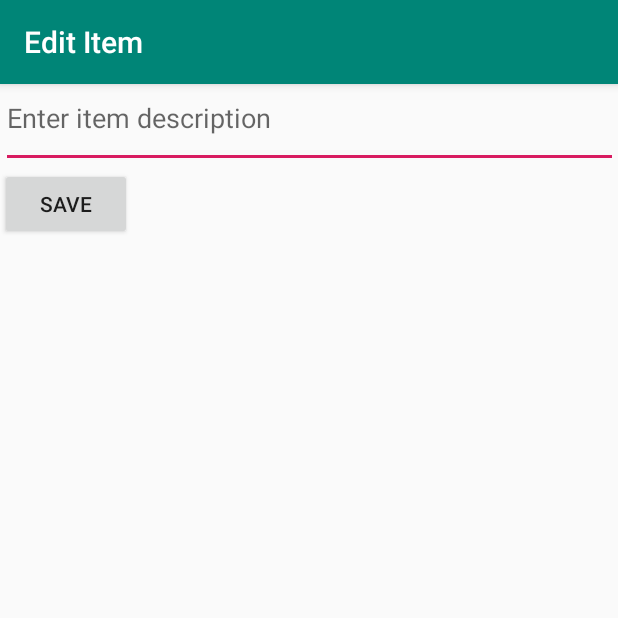
After one commit to molinarodri/SimpleToDo, an Android app: the EditItemActivity screen opened directly, with no data from a screen before it, on a phone screen of 412 x 824 dp, the top half of it. The commit adds this screen. Run offline under Robolectric (Android 15) with nearby library versions, the phone set to English and light mode, and no system bars.

Commit message:
Implement edit item feature.

```diff
--- a/app/src/main/AndroidManifest.xml
+++ b/app/src/main/AndroidManifest.xml
@@ -9,6 +9,7 @@
         android:roundIcon="@mipmap/ic_launcher_round"
         android:supportsRtl="true"
         android:theme="@style/AppTheme">
+        <activity android:name=".EditItemActivity"></activity>
         <activity android:name=".MainActivity">
             <intent-filter>
                 <action android:name="android.intent.action.MAIN" />
--- /dev/null
+++ b/app/src/main/java/com/example/simpletodo/EditItemActivity.java
@@ -0,0 +1,45 @@
+package com.example.simpletodo;
+
+import android.content.Intent;
+import android.os.Bundle;
+import android.view.View;
+import android.widget.EditText;
+
+import androidx.appcompat.app.AppCompatActivity;
+
+public class EditItemActivity extends AppCompatActivity {
+    // track edit text
+    EditText etItemText;
+    // position of edited item in list
+    int position;
+
+    @Override
+    protected void onCreate(Bundle savedInstanceState) {
+        super.onCreate(savedInstanceState);
+        setContentView(R.layout.activity_edit_item);
+        // resolve edit text from layout
+        etItemText = findViewById(R.id.etItemText);
+        // set edit text value from intent extra
+        etItemText.setText(getIntent().getStringExtra(MainActivity.ITEM_TEXT));
+        // update position from intent extra
+        position = getIntent().getIntExtra(MainActivity.ITEM_POSITION, 0);
+        // update title bar of the activity
+        getSupportActionBar().setTitle("Edit Item");
+
+    }
+
+    // handler for save button
+    public void  onSaveItem(View v) {
+        // create a new intent for result
+        Intent i = new Intent();
+        // pass updated item text as extra
+        i.putExtra(MainActivity.ITEM_TEXT, etItemText.getText().toString());
+        // pass original position as extra
+        i.putExtra(MainActivity.ITEM_POSITION, position);
+        // set the intent as the result of the activity
+        setResult(RESULT_OK, i);
+        // close the activity and return to main
+        finish();
+
+    }
+}
--- /dev/null
+++ b/app/src/main/res/layout/activity_edit_item.xml
@@ -0,0 +1,35 @@
+<?xml version="1.0" encoding="utf-8"?>
+<androidx.constraintlayout.widget.ConstraintLayout xmlns:android="http://schemas.android.com/apk/res/android"
+    xmlns:app="http://schemas.android.com/apk/res-auto"
+    xmlns:tools="http://schemas.android.com/tools"
+    android:layout_width="match_parent"
+    android:layout_height="match_parent"
+    tools:context=".EditItemActivity">
+
+    <EditText
+        android:id="@+id/etItemText"
+        android:layout_width="411dp"
+        android:layout_height="56dp"
+        android:ems="10"
+        android:gravity="start|top"
+        android:hint="Enter item description"
+        android:inputType="textMultiLine"
+        app:layout_constraintEnd_toEndOf="parent"
+        app:layout_constraintStart_toStartOf="parent"
+        app:layout_constraintTop_toTopOf="parent" />
+
+    <Button
+        android:id="@+id/btnSave"
+        android:layout_width="wrap_content"
+        android:layout_height="wrap_content"
+        android:layout_marginTop="56dp"
+        android:layout_marginBottom="628dp"
+        android:onClick="onSaveItem"
+        android:text="Save"
+        app:layout_constraintBottom_toBottomOf="parent"
+        app:layout_constraintEnd_toEndOf="parent"
+        app:layout_constraintHorizontal_bias="0.0"
+        app:layout_constraintStart_toStartOf="parent"
+        app:layout_constraintTop_toTopOf="@+id/etItemText"
+        app:layout_constraintVertical_bias="0.0" />
+</androidx.constraintlayout.widget.ConstraintLayout>
```
Also changed, not shown: app/src/main/java/com/example/simpletodo/MainActivity.java (+45 -0 lines).
